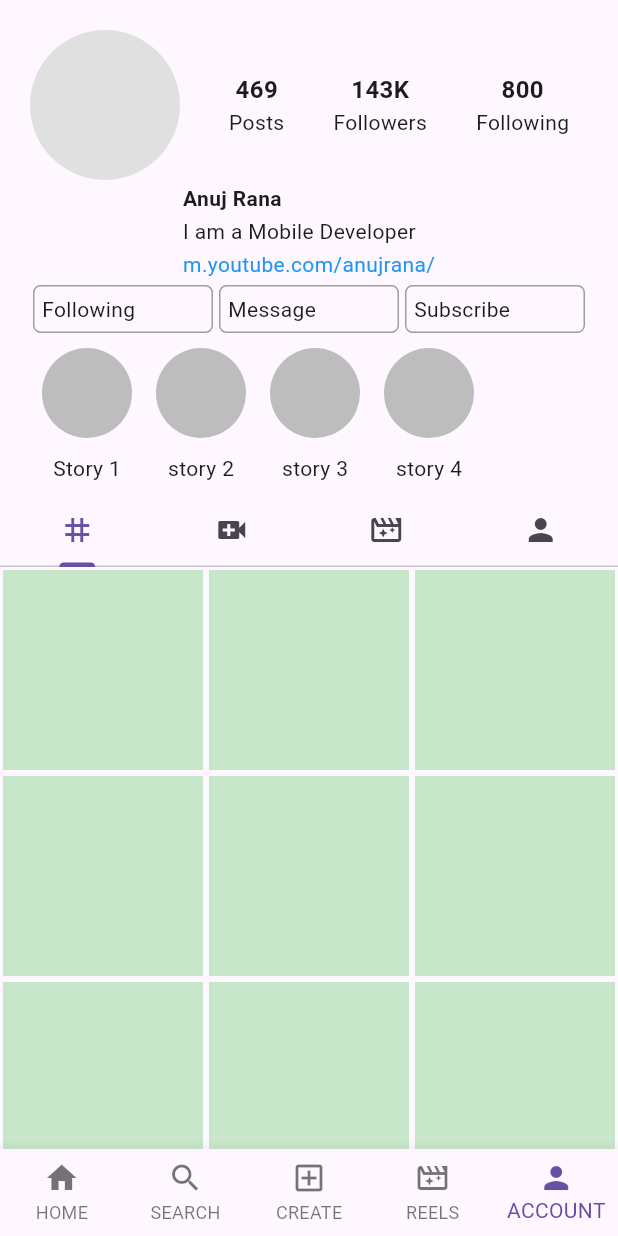
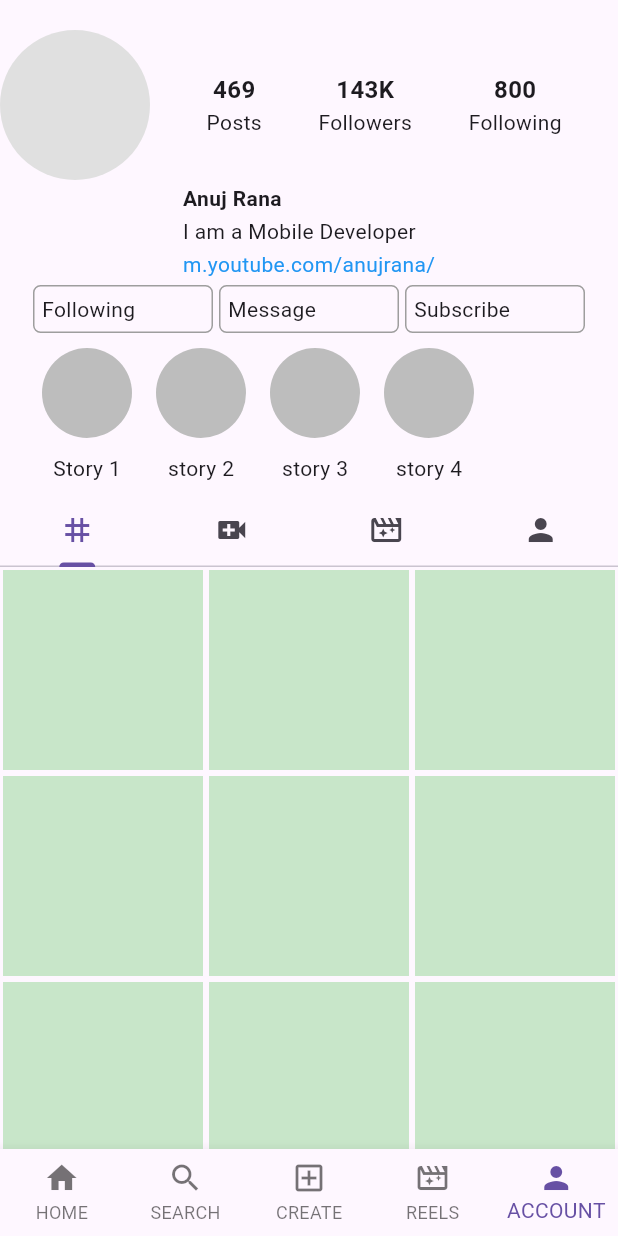
Before and after one commit to RANANUJ/insta_profile_25, a Flutter app: the screen it shows after launch, item 5 of the bottom bar chosen, on a phone screen of 412 x 824 dp. Run offline on Flutter 3.47's test engine with Material 3 defaults, Android fonts, the light colour scheme and no system bars; our stand-ins replace google_fonts.

Commit message:
apply constant and remove unwanted containers

```diff
--- a/lib/homepage.dart
+++ b/lib/homepage.dart
@@ -6,7 +6,7 @@ import 'package:insta_profile_25/screens/reels.dart';
 import 'package:insta_profile_25/screens/search.dart';
 
 class HomePage extends StatefulWidget {
-  const HomePage({Key? key}) : super(key: key);
+  const HomePage({super.key});
 
   @override
   State<HomePage> createState() => _HomePageState();
@@ -23,10 +23,10 @@ class _HomePageState extends State<HomePage> {
   //different pages to navigate to
   final List<Widget> _children = [
     UserHome(),
-    UserSearch(),
-    UserCreate(),
-    UserReels(),
-    UserAccount(),
+    const UserSearch(),
+    const UserCreate(),
+    const UserReels(),
+    const UserAccount(),
   ];
   @override
   Widget build(BuildContext context) {
--- a/lib/main.dart
+++ b/lib/main.dart
@@ -12,7 +12,7 @@ class MainApp extends StatelessWidget {
   Widget build(BuildContext context) {
     return MaterialApp(
       debugShowCheckedModeBanner: false,
-      home: HomePage(),
+      home: const HomePage(),
       theme: ThemeData(primarySwatch: Colors.grey),
     );
   }
--- a/lib/screens/account.dart
+++ b/lib/screens/account.dart
@@ -6,6 +6,8 @@ import 'package:insta_profile_25/util/account_tab3.dart';
 import 'package:insta_profile_25/util/account_tab4.dart';
 
 class UserAccount extends StatelessWidget {
+  const UserAccount({super.key});
+
   @override
   Widget build(BuildContext context) {
     return DefaultTabController(
@@ -14,7 +16,7 @@ class UserAccount extends StatelessWidget {
           body: Column(
         children: [
           Padding(
-            padding: const EdgeInsets.only(left: 20.0, top: 20),
+            padding: const EdgeInsets.only(left: 0.0, top: 20),
             child: Row(
               mainAxisAlignment: MainAxisAlignment.spaceBetween,
               children: [
@@ -26,7 +28,7 @@ class UserAccount extends StatelessWidget {
                     shape: BoxShape.circle,
                   ),
                 ),
-                Expanded(
+                const Expanded(
                   child: Row(
                     mainAxisAlignment: MainAxisAlignment.spaceEvenly,
                     children: [
@@ -60,8 +62,8 @@ class UserAccount extends StatelessWidget {
               ],
             ),
           ),
-          Padding(
-            padding: const EdgeInsets.all(2.0),
+          const Padding(
+            padding: EdgeInsets.all(2.0),
             child: Column(
               crossAxisAlignment: CrossAxisAlignment.start,
               children: [
@@ -70,7 +72,7 @@ class UserAccount extends StatelessWidget {
                   style: TextStyle(fontWeight: FontWeight.bold),
                 ),
                 Padding(
-                  padding: const EdgeInsets.symmetric(vertical: 2.0),
+                  padding: EdgeInsets.symmetric(vertical: 2.0),
                   child: Text('I am a Mobile Developer'),
                 ),
                 Text(
@@ -88,12 +90,12 @@ class UserAccount extends StatelessWidget {
                   child: Padding(
                     padding: const EdgeInsets.all(2.0),
                     child: Container(
-                      padding: EdgeInsets.all(5),
-                      child: Text('Following'),
+                      padding: const EdgeInsets.all(5),
                       decoration: BoxDecoration(
                         border: Border.all(color: Colors.grey),
                         borderRadius: BorderRadius.circular(5),
                       ),
+                      child: const Text('Following'),
                     ),
                   ),
                 ),
@@ -101,12 +103,12 @@ class UserAccount extends StatelessWidget {
                   child: Padding(
                     padding: const EdgeInsets.all(2.0),
                     child: Container(
-                      padding: EdgeInsets.all(5),
-                      child: Text('Message'),
+                      padding: const EdgeInsets.all(5),
                       decoration: BoxDecoration(
                         border: Border.all(color: Colors.grey),
                         borderRadius: BorderRadius.circular(5),
                       ),
+                      child: const Text('Message'),
                     ),
                   ),
                 ),
@@ -114,32 +116,30 @@ class UserAccount extends StatelessWidget {
                   child: Padding(
                     padding: const EdgeInsets.all(2.0),
                     child: Container(
-                      padding: EdgeInsets.all(5),
-                      child: Text('Subscribe'),
+                      padding: const EdgeInsets.all(5),
                       decoration: BoxDecoration(
                         border: Border.all(color: Colors.grey),
                         borderRadius: BorderRadius.circular(5),
                       ),
+                      child: const Text('Subscribe'),
                     ),
                   ),
                 ),
               ],
             ),
           ),
-          Padding(
-            padding: const EdgeInsets.symmetric(horizontal: 20.0),
+          const Padding(
+            padding: EdgeInsets.symmetric(horizontal: 20.0),
             child: Row(
               children: [
-                BubbleStories(
-                  text: 'Story 1',
-                ),
+                BubbleStories(text: 'Story 1'),
                 BubbleStories(text: 'story 2'),
                 BubbleStories(text: 'story 3'),
                 BubbleStories(text: 'story 4'),
               ],
             ),
           ),
-          TabBar(tabs: [
+          const TabBar(tabs: [
             Tab(
               icon: Icon(Icons.grid_3x3_outlined),
             ),
--- a/lib/screens/bubble_stories.dart
+++ b/lib/screens/bubble_stories.dart
@@ -2,7 +2,7 @@ import 'package:flutter/material.dart';
 
 class BubbleStories extends StatelessWidget {
   final String text;
-  BubbleStories({required this.text});
+  const BubbleStories({super.key, required this.text});
 
   @override
   Widget build(BuildContext context) {
@@ -18,7 +18,7 @@ class BubbleStories extends StatelessWidget {
                 color: Colors.grey[400],
               ),
             ),
-            SizedBox(
+            const SizedBox(
               height: 10,
             ),
             Text(text),
--- a/lib/screens/create.dart
+++ b/lib/screens/create.dart
@@ -1,9 +1,11 @@
 import 'package:flutter/material.dart';
 
 class UserCreate extends StatelessWidget {
+  const UserCreate({super.key});
+
   @override
   Widget build(BuildContext context) {
-    return Scaffold(
+    return const Scaffold(
       body: Center(child: Text('Create')),
     );
   }
--- a/lib/util/account_tab1.dart
+++ b/lib/util/account_tab1.dart
@@ -2,13 +2,15 @@ import 'package:flutter/material.dart';
 
 class AccountTab1 extends StatelessWidget {
   final List<String> userPosts = [];
+
+  AccountTab1({super.key});
 
   @override
   Widget build(BuildContext context) {
     return GridView.builder(
         itemCount: 20,
         gridDelegate:
-            SliverGridDelegateWithFixedCrossAxisCount(crossAxisCount: 3),
+            const SliverGridDelegateWithFixedCrossAxisCount(crossAxisCount: 3),
         itemBuilder: (context, index) {
           return Padding(
             padding: const EdgeInsets.all(2.0),
--- a/lib/util/account_tab2.dart
+++ b/lib/util/account_tab2.dart
@@ -2,13 +2,15 @@ import 'package:flutter/material.dart';
 
 class AccountTab2 extends StatelessWidget {
   final List<String> userPosts = [];
+
+  AccountTab2({super.key});
 
   @override
   Widget build(BuildContext context) {
     return GridView.builder(
         itemCount: 5,
         gridDelegate:
-            SliverGridDelegateWithFixedCrossAxisCount(crossAxisCount: 3),
+            const SliverGridDelegateWithFixedCrossAxisCount(crossAxisCount: 3),
         itemBuilder: (context, index) {
           return Padding(
             padding: const EdgeInsets.all(2.0),
--- a/lib/util/account_tab3.dart
+++ b/lib/util/account_tab3.dart
@@ -2,13 +2,15 @@ import 'package:flutter/material.dart';
 
 class AccountTab3 extends StatelessWidget {
   final List<String> userPosts = [];
+
+  AccountTab3({super.key});
 
   @override
   Widget build(BuildContext context) {
     return GridView.builder(
         itemCount: 5,
         gridDelegate:
-            SliverGridDelegateWithFixedCrossAxisCount(crossAxisCount: 3),
+            const SliverGridDelegateWithFixedCrossAxisCount(crossAxisCount: 3),
         itemBuilder: (context, index) {
           return Padding(
             padding: const EdgeInsets.all(2.0),
--- a/lib/util/account_tab4.dart
+++ b/lib/util/account_tab4.dart
@@ -2,13 +2,15 @@ import 'package:flutter/material.dart';
 
 class AccountTab4 extends StatelessWidget {
   final List<String> userPosts = [];
+
+  AccountTab4({super.key});
 
   @override
   Widget build(BuildContext context) {
     return GridView.builder(
         itemCount: 5,
         gridDelegate:
-            SliverGridDelegateWithFixedCrossAxisCount(crossAxisCount: 3),
+            const SliverGridDelegateWithFixedCrossAxisCount(crossAxisCount: 3),
         itemBuilder: (context, index) {
           return Padding(
             padding: const EdgeInsets.all(2.0),
--- a/lib/util/explore_grid.dart
+++ b/lib/util/explore_grid.dart
@@ -1,11 +1,13 @@
 import 'package:flutter/material.dart';
 
 class ExploreGrid extends StatelessWidget {
+  const ExploreGrid({super.key});
+
   @override
   Widget build(BuildContext context) {
     return GridView.builder(
         gridDelegate:
-            SliverGridDelegateWithFixedCrossAxisCount(crossAxisCount: 3),
+            const SliverGridDelegateWithFixedCrossAxisCount(crossAxisCount: 3),
         itemBuilder: (context, index) {
           return Padding(
             padding: const EdgeInsets.all(4.0),
--- a/pubspec.yaml
+++ b/pubspec.yaml
@@ -9,6 +9,7 @@ environment:
 dependencies:
   flutter:
     sdk: flutter
+  google_fonts: ^6.2.1
 
 dev_dependencies:
   flutter_test:
```
Also changed, not shown: lib/screens/home.dart (+7 -4 lines), lib/screens/reels.dart (+7 -7 lines), lib/screens/search.dart (+7 -7 lines), lib/util/reel_grid.dart (+4 -3 lines), lib/util/user_posts.dart (+18 -16 lines), 1 other file.
